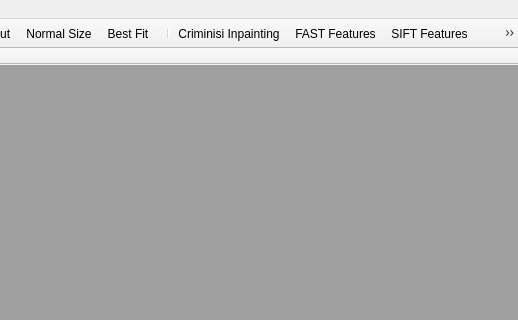
Before: the Qt Designer form ui/windowMain.ui in lsongx/ImageInpaintingWithQT, drawn with Qt 5; both pictures show x 582 to 1100 and y 0 to 320 of the 1100 by 700 pixel window.
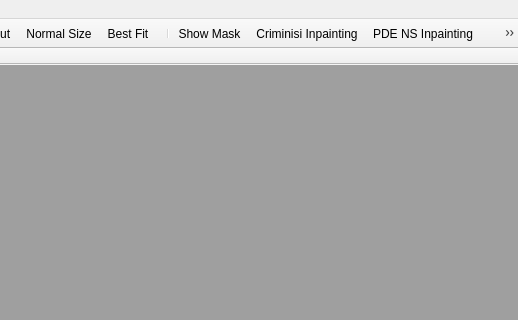
After: the same form once the commit is applied. Icons and pictures are not drawn.

Patch:
```diff
--- a/ui/windowMain.ui
+++ b/ui/windowMain.ui
@@ -237,8 +237,8 @@
     <bool>false</bool>
    </attribute>
    <addaction name="separator"/>
-   <addaction name="uiActionCriminisi"/>
    <addaction name="uiActionHe"/>
+   <addaction name="uiActionCriminisi"/>
    <addaction name="uiActionNs"/>
    <addaction name="uiActionTelea"/>
    <addaction name="separator"/>
@@ -404,7 +404,7 @@
      <normaloff>:/icons/Sift.png</normaloff>:/icons/Sift.png</iconset>
    </property>
    <property name="text">
-    <string>SIFT Features</string>
+    <string>PDE NS Inpainting</string>
    </property>
   </action>
   <action name="uiActionTelea">
@@ -416,7 +416,7 @@
      <normaloff>:/icons/Surf.png</normaloff>:/icons/Surf.png</iconset>
    </property>
    <property name="text">
-    <string>SURF Features</string>
+    <string>PDE Telea Inpainting</string>
    </property>
   </action>
   <action name="uiActionCriminisi">
@@ -440,7 +440,7 @@
      <normaloff>:/icons/Fast.png</normaloff>:/icons/Fast.png</iconset>
    </property>
    <property name="text">
-    <string>FAST Features</string>
+    <string>Show Mask</string>
    </property>
   </action>
   <action name="uiActionZoomIn">
```
Left out of the diff: 8 changed lines with no effect on the pictures.
